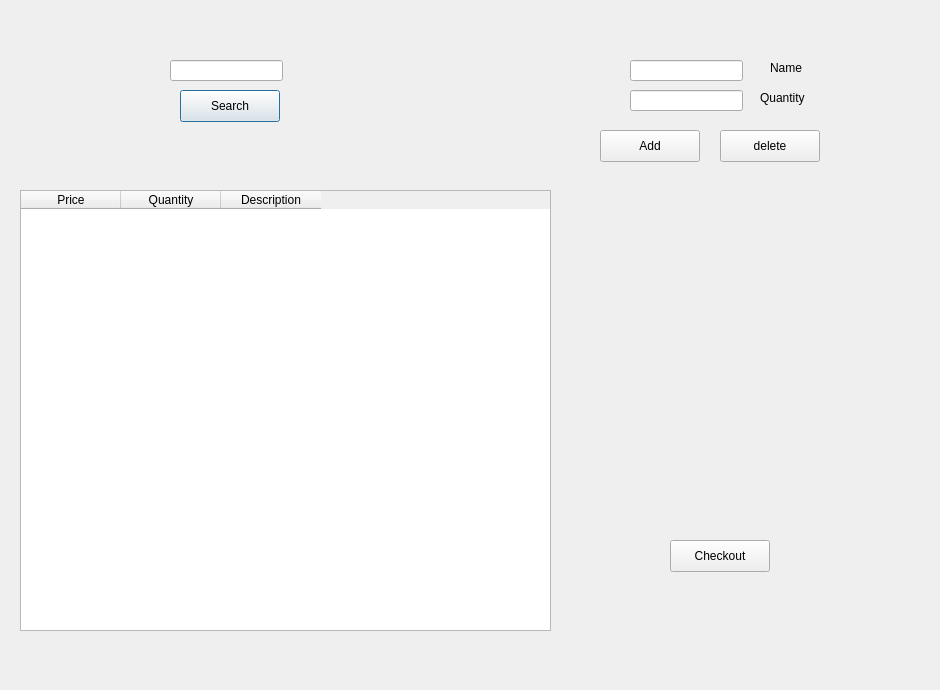
This is shopping.ui in dessoukym/ifajqfk as Qt 5 draws it before an edit. The edited form follows.
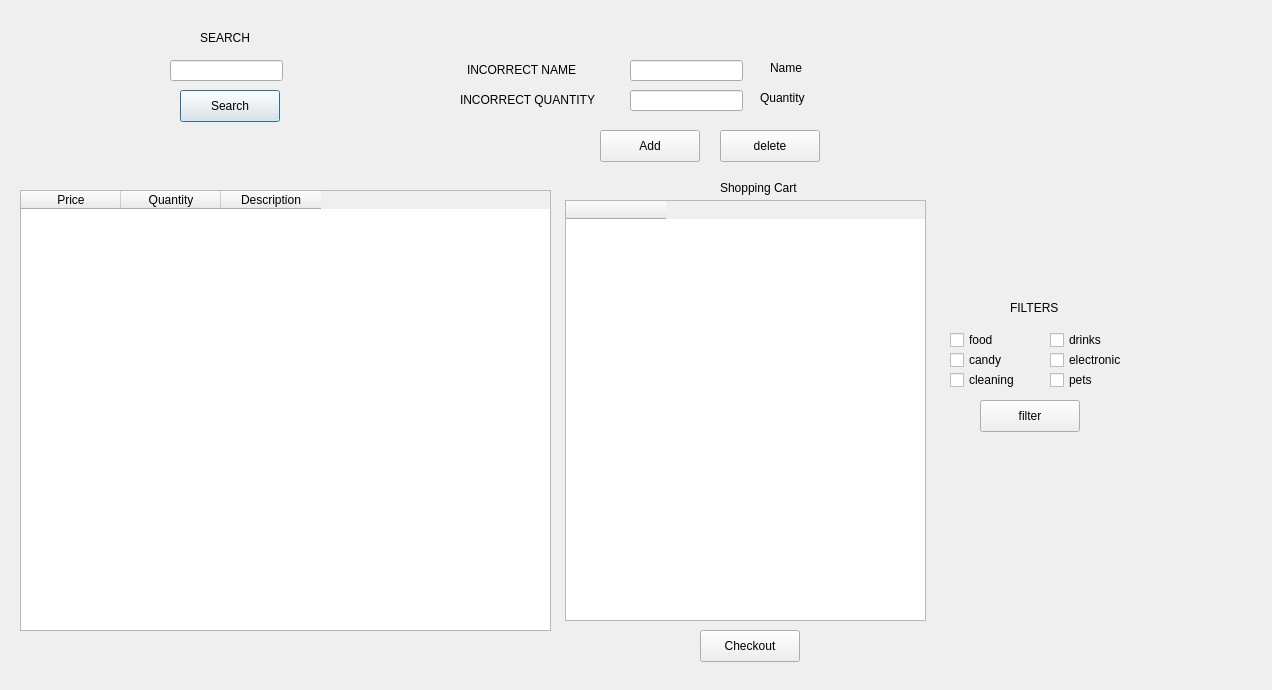
This is the edited form.

Patch:
```diff
--- a/shopping.ui
+++ b/shopping.ui
@@ -6,7 +6,7 @@
    <rect>
     <x>0</x>
     <y>0</y>
-    <width>940</width>
+    <width>1272</width>
     <height>690</height>
    </rect>
   </property>
@@ -85,8 +85,8 @@
   <widget class="QPushButton" name="pushButton_checkout">
    <property name="geometry">
     <rect>
-     <x>670</x>
-     <y>540</y>
+     <x>700</x>
+     <y>630</y>
      <width>100</width>
      <height>32</height>
     </rect>
@@ -146,6 +146,177 @@
     </property>
    </column>
   </widget>
+  <widget class="QTableWidget" name="tableWidget_2">
+   <property name="geometry">
+    <rect>
+     <x>565</x>
+     <y>200</y>
+     <width>361</width>
+     <height>421</height>
+    </rect>
+   </property>
+   <column>
+    <property name="text">
+     <string/>
+    </property>
+   </column>
+  </widget>
+  <widget class="QLabel" name="label_3">
+   <property name="geometry">
+    <rect>
+     <x>467</x>
+     <y>60</y>
+     <width>141</width>
+     <height>20</height>
+    </rect>
+   </property>
+   <property name="text">
+    <string>INCORRECT NAME</string>
+   </property>
+  </widget>
+  <widget class="QLabel" name="label_4">
+   <property name="geometry">
+    <rect>
+     <x>460</x>
+     <y>90</y>
+     <width>151</width>
+     <height>20</height>
+    </rect>
+   </property>
+   <property name="text">
+    <string>INCORRECT QUANTITY</string>
+   </property>
+  </widget>
+  <widget class="QLabel" name="label_5">
+   <property name="geometry">
+    <rect>
+     <x>720</x>
+     <y>180</y>
+     <width>91</width>
+     <height>16</height>
+    </rect>
+   </property>
+   <property name="text">
+    <string>Shopping Cart</string>
+   </property>
+  </widget>
+  <widget class="QCheckBox" name="checkBoxfood">
+   <property name="geometry">
+    <rect>
+     <x>950</x>
+     <y>330</y>
+     <width>85</width>
+     <height>20</height>
+    </rect>
+   </property>
+   <property name="text">
+    <string>food</string>
+   </property>
+  </widget>
+  <widget class="QCheckBox" name="checkBox_drinks">
+   <property name="geometry">
+    <rect>
+     <x>1050</x>
+     <y>330</y>
+     <width>85</width>
+     <height>20</height>
+    </rect>
+   </property>
+   <property name="text">
+    <string>drinks</string>
+   </property>
+  </widget>
+  <widget class="QCheckBox" name="checkBox_ele">
+   <property name="geometry">
+    <rect>
+     <x>1050</x>
+     <y>350</y>
+     <width>85</width>
+     <height>20</height>
+    </rect>
+   </property>
+   <property name="text">
+    <string>electronic</string>
+   </property>
+  </widget>
+  <widget class="QCheckBox" name="checkBox_pets">
+   <property name="geometry">
+    <rect>
+     <x>1050</x>
+     <y>370</y>
+     <width>85</width>
+     <height>20</height>
+    </rect>
+   </property>
+   <property name="text">
+    <string>pets</string>
+   </property>
+  </widget>
+  <widget class="QCheckBox" name="checkBox_cle">
+   <property name="geometry">
+    <rect>
+     <x>950</x>
+     <y>370</y>
+     <width>85</width>
+     <height>20</height>
+    </rect>
+   </property>
+   <property name="text">
+    <string>cleaning</string>
+   </property>
+  </widget>
+  <widget class="QCheckBox" name="checkBox_candy">
+   <property name="geometry">
+    <rect>
+     <x>950</x>
+     <y>350</y>
+     <width>85</width>
+     <height>20</height>
+    </rect>
+   </property>
+   <property name="text">
+    <string>candy</string>
+   </property>
+  </widget>
+  <widget class="QLabel" name="label_6">
+   <property name="geometry">
+    <rect>
+     <x>1010</x>
+     <y>300</y>
+     <width>58</width>
+     <height>16</height>
+    </rect>
+   </property>
+   <property name="text">
+    <string>FILTERS</string>
+   </property>
+  </widget>
+  <widget class="QPushButton" name="pushButtonsearch_2">
+   <property name="geometry">
+    <rect>
+     <x>980</x>
+     <y>400</y>
+     <width>100</width>
+     <height>32</height>
+    </rect>
+   </property>
+   <property name="text">
+    <string>filter</string>
+   </property>
+  </widget>
+  <widget class="QLabel" name="label_7">
+   <property name="geometry">
+    <rect>
+     <x>200</x>
+     <y>30</y>
+     <width>58</width>
+     <height>16</height>
+    </rect>
+   </property>
+   <property name="text">
+    <string>SEARCH</string>
+   </property>
+  </widget>
  </widget>
  <resources/>
  <connections/>
```
Left out of the diff: 4 changed lines with no effect on the pictures.
